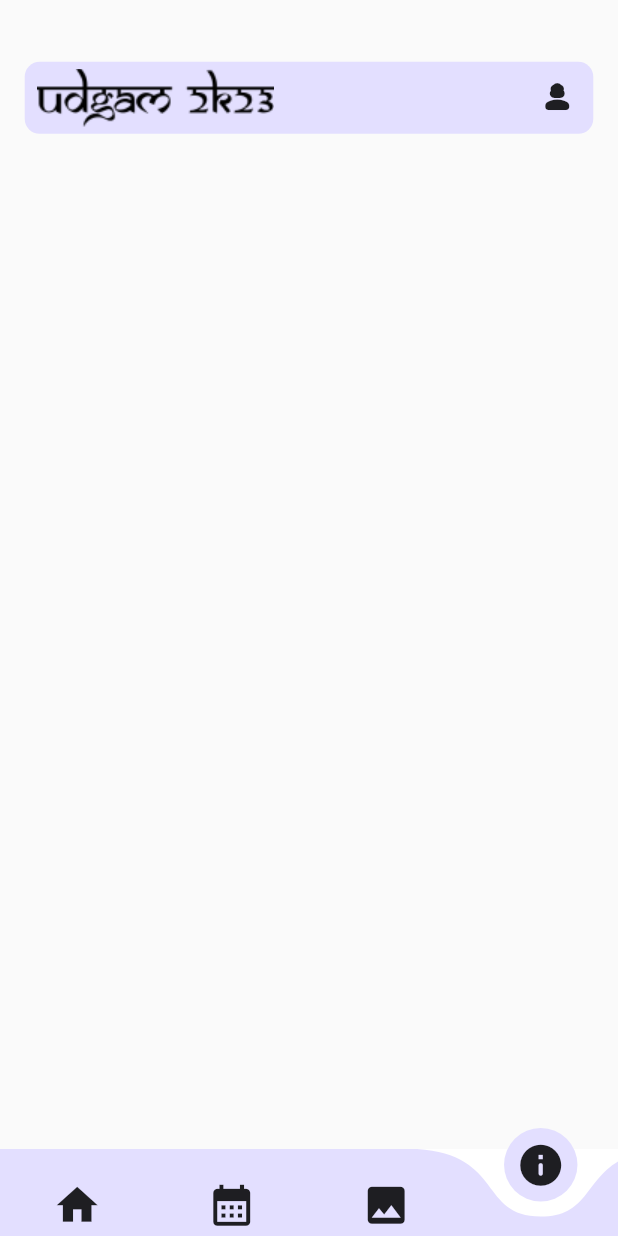
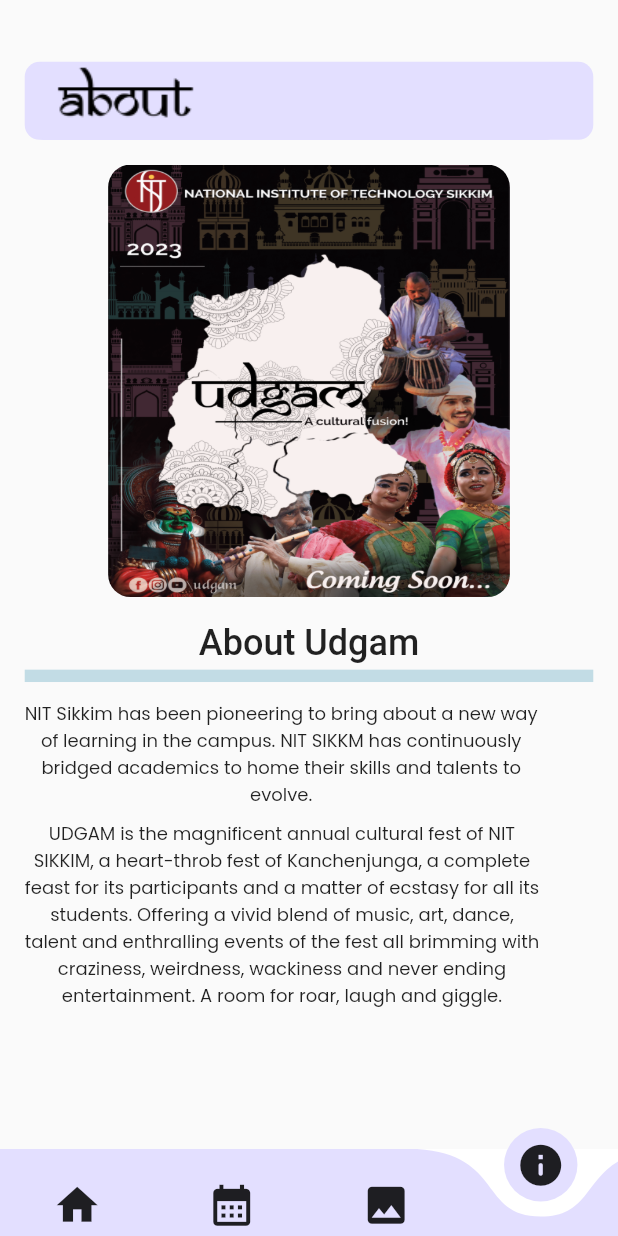
Before and after one commit to DevCANS/udgam2k23App, a Flutter app: the screen it shows after launch, item 4 of the bottom bar chosen, on a phone screen of 412 x 824 dp. Run offline on Flutter 3.47's test engine with Material 2 defaults, Android fonts, the phone set to English and light mode, and no system bars; drawn by our look-alikes of curved_navigation_bar; our stand-ins replace carousel_slider, font_awesome_flutter, google_fonts; missing offline and left inert: easy_image_viewer.

Commit message:
Fifth Commit

```diff
--- a/udgam2k23/lib/constants.dart
+++ b/udgam2k23/lib/constants.dart
@@ -19,4 +19,4 @@
   ],
 );
 
-const splashColor = Color.fromARGB(255, 129, 126, 126);
+const splashColor = Color.fromARGB(255, 105, 104, 104);
--- a/udgam2k23/lib/screens/about/about_screen.dart
+++ b/udgam2k23/lib/screens/about/about_screen.dart
@@ -1,4 +1,5 @@
 import 'package:flutter/material.dart';
+import 'package:google_fonts/google_fonts.dart';
 import 'package:udgam2k23/constants.dart';
 
 class AboutScreen extends StatefulWidget {
@@ -21,7 +22,7 @@
           ),
           child: Column(
             mainAxisAlignment: MainAxisAlignment.start,
-            crossAxisAlignment: CrossAxisAlignment.center,
+            crossAxisAlignment: CrossAxisAlignment.start,
             children: [
               SizedBox(
                 height: size.height * 0.05,
@@ -38,19 +39,72 @@
                     left: size.width * 0.02,
                   ),
                   child: Row(
-                    mainAxisAlignment: MainAxisAlignment.spaceBetween,
+                    mainAxisAlignment: MainAxisAlignment.start,
                     children: [
                       Image.asset(
-                        "assets/images/udgam.png",
-                      ),
-                      IconButton(
-                        onPressed: () {},
-                        icon: const Icon(
-                          Icons.person_3_rounded,
-                        ),
+                        "assets/images/about.png",
                       ),
                     ],
                   ),
+                ),
+              ),
+              SizedBox(
+                height: size.height * 0.02,
+              ),
+              Center(
+                child: ClipRRect(
+                  borderRadius: BorderRadius.circular(
+                    15,
+                  ),
+                  child: SizedBox(
+                    height: size.height * 0.35,
+                    width: size.width * 0.65,
+                    child: Image.asset(
+                      "assets/images/udgam_p.png",
+                      fit: BoxFit.fill,
+                    ),
+                  ),
+                ),
+              ),
+              SizedBox(
+                height: size.height * 0.02,
+              ),
+              Column(
+                mainAxisAlignment: MainAxisAlignment.start,
+                children: [
+                  Text(
+                    "About Udgam",
+                    style: GoogleFonts.berkshireSwash(
+                      fontWeight: FontWeight.w500,
+                      fontSize: 24,
+                    ),
+                  ),
+                  Divider(
+                    color: dividerColor,
+                    thickness: size.height * 0.01,
+                  ),
+                ],
+              ),
+              SizedBox(
+                height: size.height * 0.01,
+              ),
+              Text(
+                "NIT Sikkim has been pioneering to bring about a new way\nof learning in the campus. NIT SIKKM has continuously\nbridged academics to home their skills and talents to\nevolve.",
+                maxLines: 4,
+                textAlign: TextAlign.center,
+                style: GoogleFonts.poppins(
+                  fontSize: 12,
+                ),
+              ),
+              SizedBox(
+                height: size.height * 0.01,
+              ),
+              Text(
+                "UDGAM is the magnificent annual cultural fest of NIT\nSIKKIM, a heart-throb fest of Kanchenjunga, a complete\nfeast for its participants and a matter of ecstasy for all its\nstudents. Offering a vivid blend of music, art, dance,\ntalent and enthralling events of the fest all brimming with\ncraziness, weirdness, wackiness and never ending\nentertainment. A room for roar, laugh and giggle.",
+                maxLines: 7,
+                textAlign: TextAlign.center,
+                style: GoogleFonts.poppins(
+                  fontSize: 12,
                 ),
               ),
             ],
--- a/udgam2k23/lib/screens/gallery/gallery_screen.dart
+++ b/udgam2k23/lib/screens/gallery/gallery_screen.dart
@@ -26,7 +26,7 @@
             crossAxisAlignment: CrossAxisAlignment.start,
             children: [
               SizedBox(
-                height: size.height * 0.05,
+                height: size.height * 0.03,
               ),
               Container(
                 decoration: BoxDecoration(
```
Also changed, not shown: udgam2k23/assets/carousel/img4.png (added), udgam2k23/assets/images/about.png (added), udgam2k23/assets/images/events.png (added), udgam2k23/assets/images/udgam_p.png (added).
